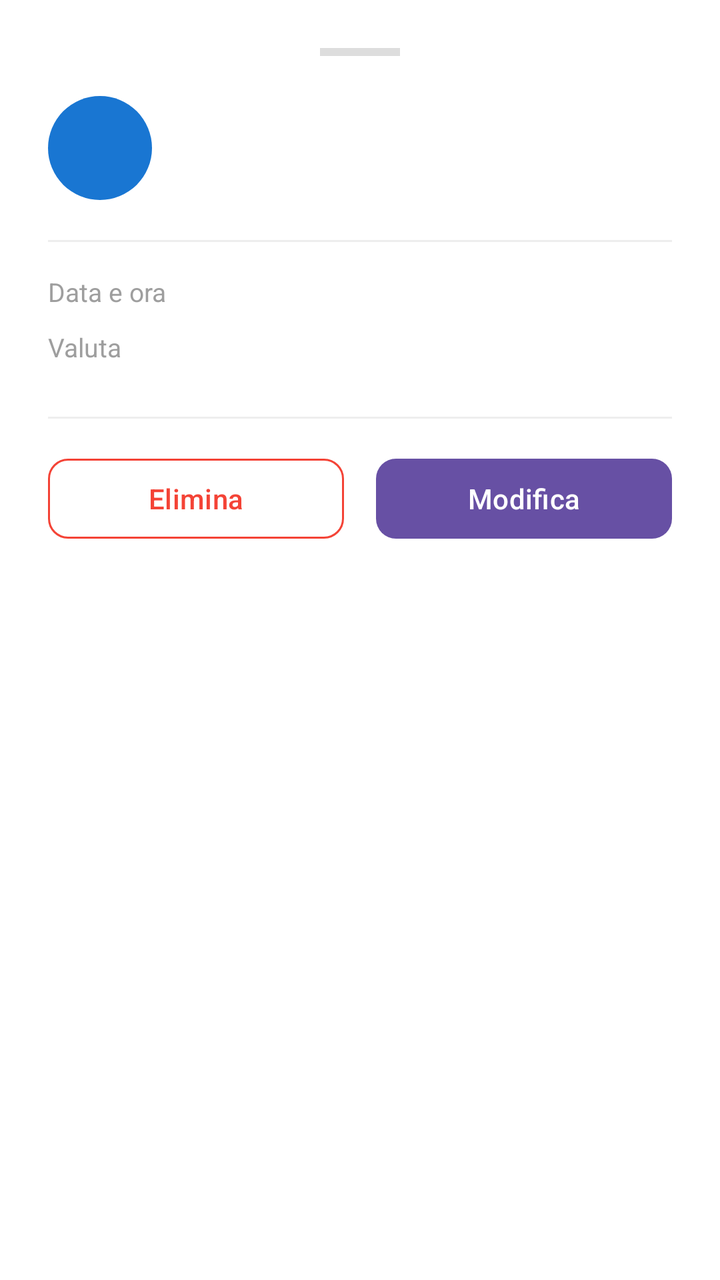
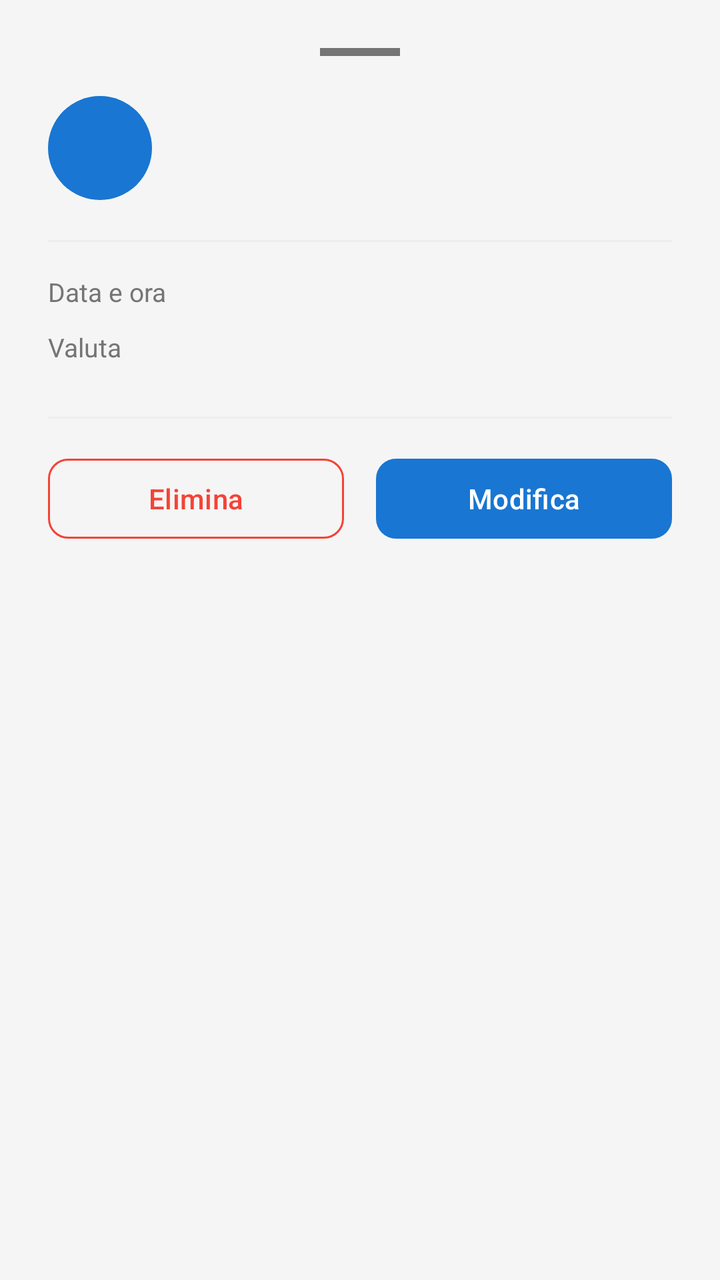

Screens rendered from an Android XML layout before and after an edit, with the pre-edit source and the edit as a unified diff.
<!-- AndroidManifest.xml: application theme Theme.Progetto_mobile -->
<!-- res/layout/bottom_sheet_expense_detail.xml -->
<?xml version="1.0" encoding="utf-8"?>
<LinearLayout
    xmlns:android="http://schemas.android.com/apk/res/android"
    xmlns:app="http://schemas.android.com/apk/res-auto"
    android:layout_width="match_parent"
    android:layout_height="wrap_content"
    android:orientation="vertical"
    android:padding="24dp"
    android:background="@android:color/white">

    
    <View
        android:layout_width="40dp"
        android:layout_height="4dp"
        android:layout_gravity="center_horizontal"
        android:layout_marginBottom="20dp"
        android:background="#DDDDDD" />

    
    <LinearLayout
        android:layout_width="match_parent"
        android:layout_height="wrap_content"
        android:orientation="horizontal"
        android:gravity="center_vertical"
        android:layout_marginBottom="20dp">

        <ImageView
            android:id="@+id/tv_detail_category_icon"
            android:layout_width="52dp"
            android:layout_height="52dp"
            android:padding="12dp"
            android:background="@drawable/bg_category_circle"
            android:scaleType="fitCenter" />

        <LinearLayout
            android:layout_width="0dp"
            android:layout_height="wrap_content"
            android:layout_weight="1"
            android:orientation="vertical"
            android:layout_marginStart="16dp">

            <TextView
                android:id="@+id/tv_detail_name"
                android:layout_width="wrap_content"
                android:layout_height="wrap_content"
                android:textColor="#212121"
                android:textSize="18sp"
                android:textStyle="bold" />

            <TextView
                android:id="@+id/tv_detail_category"
                android:layout_width="wrap_content"
                android:layout_height="wrap_content"
                android:textColor="#9E9E9E"
                android:textSize="13sp" />

        </LinearLayout>

        
        <TextView
            android:id="@+id/tv_detail_amount"
            android:layout_width="wrap_content"
            android:layout_height="wrap_content"
            android:textColor="#212121"
            android:textSize="20sp"
            android:textStyle="bold" />

    </LinearLayout>

    
    <View
        android:layout_width="match_parent"
        android:layout_height="1dp"
        android:layout_marginBottom="16dp"
        android:background="#EEEEEE" />

    
    <LinearLayout
        android:layout_width="match_parent"
        android:layout_height="wrap_content"
        android:orientation="horizontal"
        android:layout_marginBottom="10dp">

        <TextView
            android:layout_width="wrap_content"
            android:layout_height="wrap_content"
            android:text="Data e ora"
            android:textColor="#9E9E9E"
            android:textSize="13sp"
            android:layout_weight="1" />

        <TextView
            android:id="@+id/tv_detail_datetime"
            android:layout_width="wrap_content"
            android:layout_height="wrap_content"
            android:textColor="#212121"
            android:textSize="13sp" />

    </LinearLayout>

    
    <LinearLayout
        android:layout_width="match_parent"
        android:layout_height="wrap_content"
        android:orientation="horizontal"
        android:layout_marginBottom="10dp">

        <TextView
            android:layout_width="wrap_content"
            android:layout_height="wrap_content"
            android:text="Valuta"
            android:textColor="#9E9E9E"
            android:textSize="13sp"
            android:layout_weight="1" />

        <TextView
            android:id="@+id/tv_detail_currency"
            android:layout_width="wrap_content"
            android:layout_height="wrap_content"
            android:textColor="#212121"
            android:textSize="13sp" />

    </LinearLayout>

    
    <LinearLayout
        android:id="@+id/layout_note"
        android:layout_width="match_parent"
        android:layout_height="wrap_content"
        android:orientation="horizontal"
        android:layout_marginBottom="10dp"
        android:visibility="gone">

        <TextView
            android:layout_width="wrap_content"
            android:layout_height="wrap_content"
            android:text="Nota"
            android:textColor="#9E9E9E"
            android:textSize="13sp"
            android:layout_weight="1" />

        <TextView
            android:id="@+id/tv_detail_note"
            android:layout_width="wrap_content"
            android:layout_height="wrap_content"
            android:textColor="#212121"
            android:textSize="13sp" />

    </LinearLayout>

    
    <View
        android:layout_width="match_parent"
        android:layout_height="1dp"
        android:layout_marginVertical="16dp"
        android:background="#EEEEEE" />

    
    <LinearLayout
        android:layout_width="match_parent"
        android:layout_height="wrap_content"
        android:orientation="horizontal">

        <com.google.android.material.button.MaterialButton
            android:id="@+id/btn_delete"
            android:layout_width="0dp"
            android:layout_height="48dp"
            android:layout_weight="1"
            android:layout_marginEnd="8dp"
            android:text="Elimina"
            app:cornerRadius="10dp"
            app:strokeColor="#F44336"
            android:textColor="#F44336"
            style="@style/Widget.Material3.Button.OutlinedButton" />

        <com.google.android.material.button.MaterialButton
            android:id="@+id/btn_edit"
            android:layout_width="0dp"
            android:layout_height="48dp"
            android:layout_weight="1"
            android:layout_marginStart="8dp"
            android:text="Modifica"
            app:cornerRadius="10dp" />

    </LinearLayout>

</LinearLayout>
<!-- resources referenced by this layout -->
<resources>
  <!-- drawable bg_category_circle (drawable) -->
  <?xml version="1.0" encoding="utf-8"?>
  <shape xmlns:android="http://schemas.android.com/apk/res/android"
      android:shape="oval">
      <solid android:color="#1976D2" /> 
  </shape>
  <style name="Theme.Progetto_mobile" parent="Base.Theme.Progetto_mobile" />
  <style name="Base.Theme.Progetto_mobile" parent="Theme.Material3.DayNight.NoActionBar">
      </style>
</resources>

<!-- the commit's change to res/layout/bottom_sheet_expense_detail.xml (unified diff, before → after) -->
@@ -6,7 +6,7 @@
     android:layout_height="wrap_content"
     android:orientation="vertical"
     android:padding="24dp"
-    android:background="@android:color/white">
+    android:background="@color/color_background">
 
     
     <View
@@ -14,7 +14,7 @@
         android:layout_height="4dp"
         android:layout_gravity="center_horizontal"
         android:layout_marginBottom="20dp"
-        android:background="#DDDDDD" />
+        android:background="@color/color_on_surface_secondary" />
 
     
     <LinearLayout
@@ -43,7 +43,7 @@
                 android:id="@+id/tv_detail_name"
                 android:layout_width="wrap_content"
                 android:layout_height="wrap_content"
-                android:textColor="#212121"
+                android:textColor="@color/color_on_surface"
                 android:textSize="18sp"
                 android:textStyle="bold" />
 
@@ -51,7 +51,7 @@
                 android:id="@+id/tv_detail_category"
                 android:layout_width="wrap_content"
                 android:layout_height="wrap_content"
-                android:textColor="#9E9E9E"
+                android:textColor="@color/color_on_surface_secondary"
                 android:textSize="13sp" />
 
         </LinearLayout>
@@ -61,7 +61,7 @@
             android:id="@+id/tv_detail_amount"
             android:layout_width="wrap_content"
             android:layout_height="wrap_content"
-            android:textColor="#212121"
+            android:textColor="@color/color_on_surface"
             android:textSize="20sp"
             android:textStyle="bold" />
 
@@ -85,7 +85,7 @@
             android:layout_width="wrap_content"
             android:layout_height="wrap_content"
             android:text="Data e ora"
-            android:textColor="#9E9E9E"
+            android:textColor="@color/color_on_surface_secondary"
             android:textSize="13sp"
             android:layout_weight="1" />
 
@@ -93,7 +93,7 @@
             android:id="@+id/tv_detail_datetime"
             android:layout_width="wrap_content"
             android:layout_height="wrap_content"
-            android:textColor="#212121"
+            android:textColor="@color/color_on_surface_secondary"
             android:textSize="13sp" />
 
     </LinearLayout>
@@ -109,7 +109,7 @@
             android:layout_width="wrap_content"
             android:layout_height="wrap_content"
             android:text="Valuta"
-            android:textColor="#9E9E9E"
+            android:textColor="@color/color_on_surface_secondary"
             android:textSize="13sp"
             android:layout_weight="1" />
 
@@ -117,7 +117,7 @@
             android:id="@+id/tv_detail_currency"
             android:layout_width="wrap_content"
             android:layout_height="wrap_content"
-            android:textColor="#212121"
+            android:textColor="@color/color_on_surface_secondary"
             android:textSize="13sp" />
 
     </LinearLayout>
@@ -135,7 +135,7 @@
             android:layout_width="wrap_content"
             android:layout_height="wrap_content"
             android:text="Nota"
-            android:textColor="#9E9E9E"
+            android:textColor="@color/color_on_surface_secondary"
             android:textSize="13sp"
             android:layout_weight="1" />
 
@@ -143,7 +143,7 @@
             android:id="@+id/tv_detail_note"
             android:layout_width="wrap_content"
             android:layout_height="wrap_content"
-            android:textColor="#212121"
+            android:textColor="@color/color_on_surface_secondary"
             android:textSize="13sp" />
 
     </LinearLayout>
<!-- resource entries referenced after the edit -->
@@ -1,5 +1,8 @@
 <!-- resources referenced by this layout -->
 <resources>
+  <color name="color_background">#F5F5F5</color>
+  <color name="color_on_surface">#212121</color>
+  <color name="color_on_surface_secondary">#757575</color>
   <!-- drawable bg_category_circle (drawable) -->
   <?xml version="1.0" encoding="utf-8"?>
   <shape xmlns:android="http://schemas.android.com/apk/res/android"
@@ -8,6 +11,18 @@
   </shape>
   <style name="Theme.Progetto_mobile" parent="Base.Theme.Progetto_mobile" />
   <style name="Base.Theme.Progetto_mobile" parent="Theme.Material3.DayNight.NoActionBar">
+          <item name="colorPrimary">@color/primary</item>
+          <item name="colorPrimaryDark">@color/primary_dark</item>
+          <item name="colorAccent">@color/accent</item>
+          
+          <item name="android:colorBackground">@color/color_background</item>
+          <item name="colorSurface">@color/color_surface</item>
+          <item name="colorOnSurface">@color/color_on_surface</item>
+          <item name="colorOnSurfaceVariant">@color/color_on_surface_secondary</item>
       </style>
+  <color name="primary">#1976D2</color>
+  <color name="primary_dark">#1565C0</color>
+  <color name="accent">#FF6D00</color>
+  <color name="color_surface">#FFFFFF</color>
 </resources>
 
